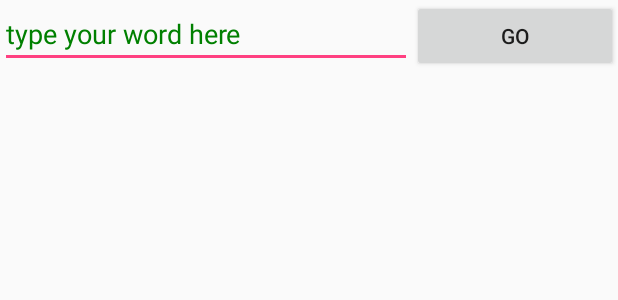
After one commit to mmsamiei/keeps, an Android app: the layout ac_search.xml on its own in the app's theme, with its tools: preview values and no code run, on a phone screen of 412 x 824 dp. The commit adds this screen. Shown: the top 300 px of the screen. Run offline under Robolectric (Android 15) with nearby library versions, the phone set to English and light mode, and no system bars.

Commit message:
add search ability

```diff
--- a/app/src/main/AndroidManifest.xml
+++ b/app/src/main/AndroidManifest.xml
@@ -18,6 +18,7 @@
         <activity android:name=".LoginActivity" />
         <activity android:name=".MainActivity" />
         <activity android:name=".NoteActivity" />
+        <activity android:name=".SearchActivity"/>
         <activity
             android:name=".ColorDialog"
             android:theme="@android:style/Theme.Holo.Dialog"></activity>
--- /dev/null
+++ b/app/src/main/res/layout/ac_search.xml
@@ -0,0 +1,32 @@
+<?xml version="1.0" encoding="utf-8"?>
+<LinearLayout xmlns:android="http://schemas.android.com/apk/res/android"
+    android:layout_width="match_parent"
+    android:layout_height="match_parent"
+    android:orientation="vertical">
+
+    <LinearLayout
+        android:orientation="horizontal"
+        android:layout_width="match_parent"
+        android:layout_height="wrap_content">
+
+        <EditText
+            android:layout_width="fill_parent"
+            android:layout_height="wrap_content"
+            android:id="@+id/Search_edt"
+            android:layout_weight="1"
+            android:hint="type your word here"
+            android:textColorHint="@color/green"/>
+
+        <Button
+            android:layout_width="fill_parent"
+            android:layout_height="wrap_content"
+            android:text="GO"
+            android:id="@+id/GO_button"
+            android:layout_weight="2" />
+    </LinearLayout>
+    <ListView
+        android:layout_width="match_parent"
+        android:layout_height="wrap_content"
+        android:id="@+id/SearchlistView"
+        android:layout_gravity="center_horizontal" />
+</LinearLayout>
```
Also changed, not shown: app/src/main/java/com/mmsamiei/keeps/MainActivity.java (+11 -0 lines), app/src/main/java/com/mmsamiei/keeps/SearchActivity.java (added, +58 -0 lines), app/src/main/res/layout/ac_main.xml (+11 -1 lines).
